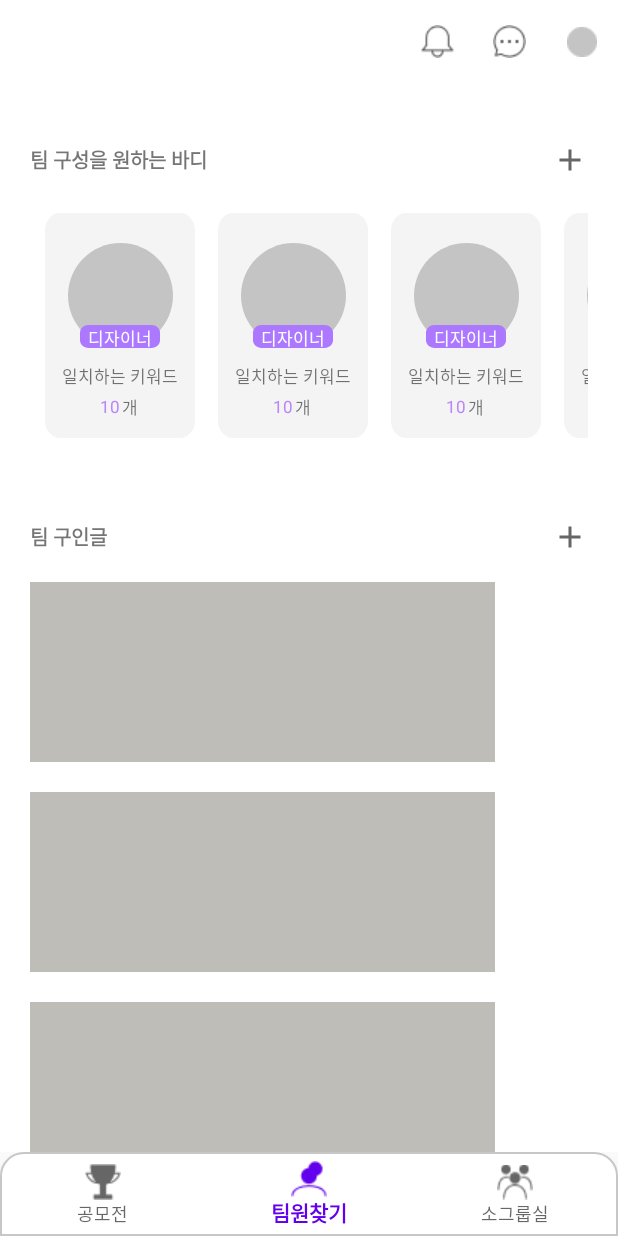
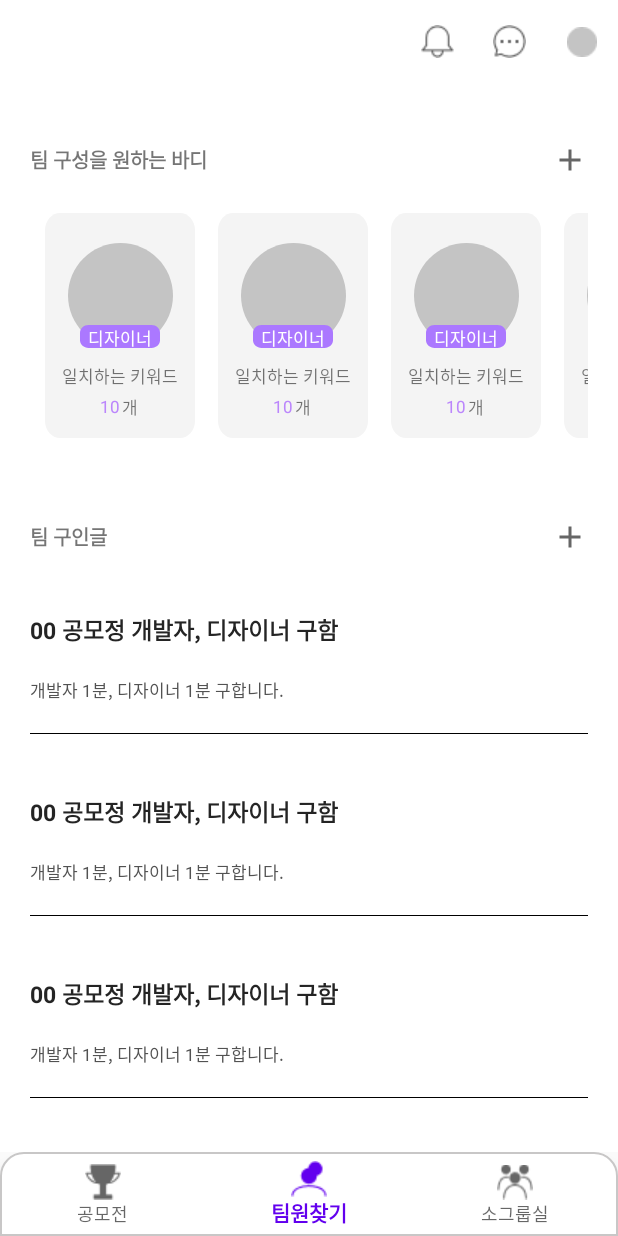
Before and after one commit to Apptive2022-1/TeamDRAW, an Android app: the FindingTeamMembersFragment screen opened through its navigation route, on a phone screen of 412 x 824 dp. Run offline under Robolectric (Android 15) with nearby library versions, the phone set to English and light mode, and no system bars; our stand-ins replace Dagger/Hilt's generated code, Firebase (no records; nobody signed in at launch, a user with empty details on screens opened directly), Room's generated code, data binding, navigation-ui; 1 statement that could not run was skipped.

Commit message:
팀 구인글 레이아웃 완료

```diff
--- a/TeamDRAW/app/src/main/res/layout/fragment_user_profile.xml
+++ b/TeamDRAW/app/src/main/res/layout/fragment_user_profile.xml
@@ -132,4 +132,6 @@
         app:layout_constraintStart_toStartOf="parent"
         app:layout_constraintTop_toBottomOf="@+id/ellipse_28" />
 
+    <!-- 탭레이아웃, 뷰페이저 구현 -->
+
 </androidx.constraintlayout.widget.ConstraintLayout>
--- a/TeamDRAW/app/src/main/res/layout/item_recruit.xml
+++ b/TeamDRAW/app/src/main/res/layout/item_recruit.xml
@@ -1,16 +1,46 @@
 <?xml version="1.0" encoding="utf-8"?>
-<layout xmlns:android="http://schemas.android.com/apk/res/android">
+<layout xmlns:tools="http://schemas.android.com/tools"
+    xmlns:app="http://schemas.android.com/apk/res-auto"
+    xmlns:android="http://schemas.android.com/apk/res/android">
 
     <data>
 
     </data>
 
     <androidx.constraintlayout.widget.ConstraintLayout
-        android:layout_width="310dp"
-        android:layout_height="120dp"
-        android:background="#BEBDB8"
+        android:layout_width="match_parent"
+        android:layout_height="wrap_content"
         android:layout_marginTop="10dp"
         android:layout_marginBottom="10dp">
 
+        <TextView
+            android:id="@+id/textView15"
+            android:layout_width="match_parent"
+            android:layout_height="wrap_content"
+            android:layout_marginTop="20dp"
+            android:textSize="15sp"
+            android:textColor="#242424"
+            android:textStyle="bold"
+            android:text="00 공모정 개발자, 디자이너 구함"
+            app:layout_constraintTop_toTopOf="parent" />
+
+        <TextView
+            android:id="@+id/textView16"
+            android:layout_width="match_parent"
+            android:layout_height="wrap_content"
+            android:layout_marginTop="20dp"
+            android:text="개발자 1분, 디자이너 1분 구합니다."
+            android:textColor="#525252"
+            android:textSize="11sp"
+            app:layout_constraintTop_toBottomOf="@+id/textView15" />
+
+        <View
+            android:layout_width="match_parent"
+            android:layout_height="0.5dp"
+            android:layout_marginTop="20dp"
+            android:background="@color/black"
+            app:layout_constraintEnd_toEndOf="parent"
+            app:layout_constraintStart_toStartOf="parent"
+            app:layout_constraintTop_toBottomOf="@+id/textView16" />
     </androidx.constraintlayout.widget.ConstraintLayout>
 </layout>
```
